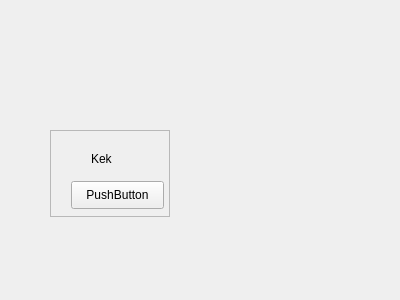
Qt form app/api/frontend/gui_xml/trip_card.ui (moevm/nosql2h20-tickets-mongo) before a commit.
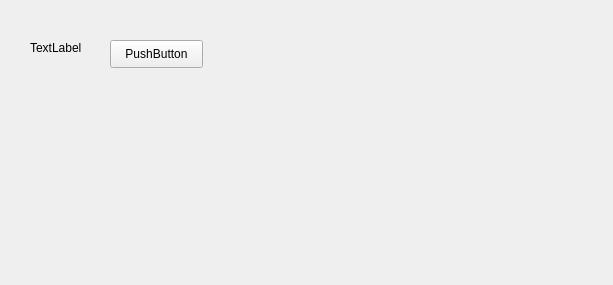
The same form after that commit.

What changed in the file:
```diff
--- a/app/api/frontend/gui_xml/trip_card.ui
+++ b/app/api/frontend/gui_xml/trip_card.ui
@@ -6,39 +6,18 @@
    <rect>
     <x>0</x>
     <y>0</y>
-    <width>400</width>
-    <height>300</height>
+    <width>613</width>
+    <height>285</height>
    </rect>
   </property>
   <property name="windowTitle">
    <string>Form</string>
   </property>
-  <widget class="QScrollArea" name="scrollArea">
-   <property name="geometry">
-    <rect>
-     <x>50</x>
-     <y>130</y>
-     <width>120</width>
-     <height>87</height>
-    </rect>
-   </property>
-   <property name="widgetResizable">
-    <bool>true</bool>
-   </property>
-   <widget class="QWidget" name="scrollAreaWidgetContents">
-    <property name="geometry">
-     <rect>
-      <x>0</x>
-      <y>0</y>
-      <width>118</width>
-      <height>85</height>
-     </rect>
-    </property>
     <widget class="QPushButton" name="pushButton">
      <property name="geometry">
       <rect>
-       <x>20</x>
-       <y>50</y>
+     <x>110</x>
+     <y>40</y>
        <width>93</width>
        <height>28</height>
       </rect>
@@ -50,17 +29,26 @@
     <widget class="QLabel" name="label">
      <property name="geometry">
       <rect>
-       <x>40</x>
-       <y>20</y>
+     <x>30</x>
+     <y>40</y>
        <width>55</width>
        <height>16</height>
       </rect>
      </property>
      <property name="text">
-      <string>Kek</string>
-     </property>
-    </widget>
-   </widget>
+    <string>TextLabel</string>
+   </property>
+  </widget>
+  <widget class="QWidget" name="formLayoutWidget">
+   <property name="geometry">
+    <rect>
+     <x>30</x>
+     <y>79</y>
+     <width>511</width>
+     <height>161</height>
+    </rect>
+   </property>
+   <layout class="QFormLayout" name="formLayout"/>
   </widget>
  </widget>
  <resources/>
```
Lines whose indentation alone changed are shown as unchanged.
